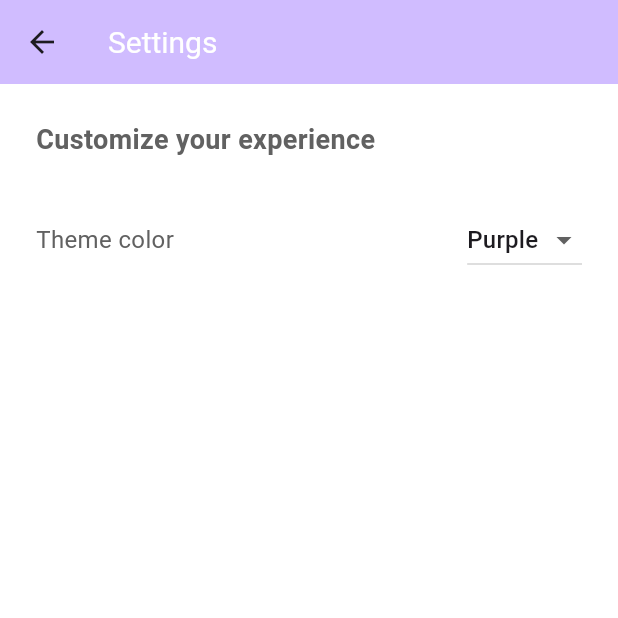
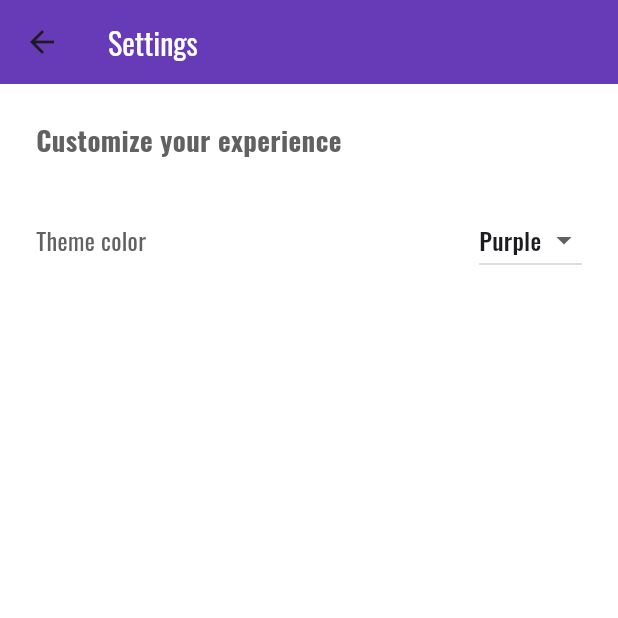
Before and after one commit to MilanBrock/PROG1155Assignment2, a Flutter app: the Settings screen opened by its route, on a phone screen of 412 x 824 dp, the top half of it. Run offline on Flutter 3.47's test engine with Material 3 defaults, Android fonts, the phone set to English and light mode, and no system bars; network calls fail.

Commit message:
Added styling

```diff
--- a/lib/main.dart
+++ b/lib/main.dart
@@ -16,28 +16,56 @@ class MyApp extends StatefulWidget {
 }
 
 class _MyAppState extends State<MyApp> {
-  // Store selected colors for the theme
-  Color primaryColor = Colors.purple;
-  Color buttonColor = Colors.deepPurpleAccent;
-  Color cardColor = Colors.deepPurple[50]!;
+  String currentTheme = 'Purple';
 
-  // A method used by the settings to update the colors of the elements
-  void updateTheme({Color? newPrimary, Color? newButton, Color? newCard}) {
+  // A map for the colors of the primary color of the application
+  final Map<String, Color> primaryColorMap = {
+    'Purple': Colors.deepPurple,
+    'Teal': Colors.teal.shade800,
+    'Orange': Colors.deepOrange.shade800,
+  };
+
+  // A map for the color of the top appbar
+  final Map<String, Color> appbarColorMap = {
+    'Purple': Colors.deepPurple,
+    'Teal': Colors.teal.shade800,
+    'Orange': Colors.deepOrange.shade800,
+  };
+
+  // A map for the color of the buttons
+  final Map<String, Color> buttonColorMap = {
+    'Purple': Colors.deepPurple.shade400,
+    'Teal': Colors.teal.shade400,
+    'Orange': Colors.deepOrange.shade400,
+  };
+
+  // A map for the color of the cards
+  final Map<String, Color> cardColorMap = {
+    'Purple': Colors.deepPurple[50]!,
+    'Teal': Colors.teal[50]!,
+    'Orange': Colors.deepOrange[50]!,
+  };
+
+  // Using a setState updates the value of the state and re-renders the widgets
+  void updateTheme(String newTheme) {
     setState(() {
-      if (newPrimary != null) primaryColor = newPrimary;
-      if (newButton != null) buttonColor = newButton;
-      if (newCard != null) cardColor = newCard;
+      currentTheme = newTheme;
     });
   }
 
-  // This widget is the root of your application.
+
+
   @override
   Widget build(BuildContext context) {
+    final primaryColor = primaryColorMap[currentTheme]!;
+    final buttonColor = buttonColorMap[currentTheme]!;
+    final cardColor = cardColorMap[currentTheme]!;
+    final appBarColor = appbarColorMap[currentTheme]!;
 
     return MaterialApp(
       title: 'FlexDash',
       theme: ThemeData(
-        // colorScheme: ColorScheme.fromSeed(seedColor: Colors.deepPurple),
+        fontFamily: 'Oswald',
         primaryColor: primaryColor,
         scaffoldBackgroundColor: Colors.white,
         textTheme: TextTheme(
@@ -45,17 +73,19 @@ class _MyAppState extends State<MyApp> {
           bodyMedium: TextStyle(fontSize: 16, color: Colors.grey[700]),
         ),
         appBarTheme: AppBarTheme(
-          backgroundColor: Colors.deepPurple,
+          backgroundColor: appBarColor,
           titleTextStyle: TextStyle(
+            fontFamily: 'Oswald',
             color: Colors.white,
             fontSize: 20,
           ),
         ),
         elevatedButtonTheme: ElevatedButtonThemeData(
           style: ElevatedButton.styleFrom(
+            elevation: 4,
             backgroundColor: buttonColor,
             foregroundColor: Colors.white,
-            textStyle: TextStyle(fontSize: 18),
+            textStyle: TextStyle(fontSize: 18, fontFamily: 'Oswald'),
             padding: EdgeInsets.symmetric(horizontal: 30, vertical: 15),
             shape: RoundedRectangleBorder(
               borderRadius: BorderRadius.circular(8),
@@ -64,19 +94,24 @@ class _MyAppState extends State<MyApp> {
         ),
         cardTheme: CardTheme(
           color: cardColor,
-          elevation: 6,
+          elevation: 10,
           margin: EdgeInsets.symmetric(horizontal: 12, vertical: 8),
           shape: RoundedRectangleBorder(borderRadius: BorderRadius.circular(12)),
         ),
       ),
 
-      // Initializing the routes of pages, which will be used later with Navigator
+      // Initializing the routes of pages, which will be used later with named route navigation
       initialRoute: '/',
       routes: {
         '/': (context) => const MyHomePage(title: 'FlexDash'),
         '/dashboard': (context) => const Dashboard(),
         '/details': (context) => const DetailsPage(),
-        '/settings': (context) => Settings(onThemeChanged: updateTheme),
+        '/settings': (context) => Settings(
+          onThemeChanged: (String newTheme) {
+            updateTheme(newTheme);
+          },
+          currentTheme: currentTheme,
+        ),
       },
     );
   }
--- a/lib/pages/settings.dart
+++ b/lib/pages/settings.dart
@@ -1,33 +1,27 @@
 import 'package:flutter/material.dart';
 
 class Settings extends StatefulWidget {
-  final void Function({Color? newPrimary, Color? newButton, Color? newCard}) onThemeChanged;
+  final void Function(String newTheme) onThemeChanged;
+  final String currentTheme;
 
-  const Settings({super.key, required this.onThemeChanged});
+  const Settings({super.key, required this.onThemeChanged, required this.currentTheme});
 
   @override
   State<Settings> createState() => _SettingsState();
 }
 
 class _SettingsState extends State<Settings> {
-  String _selectedTheme = 'Purple';
-  String _selectedButtonColor = 'Purple';
-  String _selectedCardColor = 'Purple';
-
-  final Map<String, Color> colorMap = {
-    'Purple': Colors.purple,
-    'Teal': Colors.teal,
-    'Orange': Colors.orange,
-  };
-
+  late String _selectedTheme;
   final List<String> _colors = ['Purple', 'Teal', 'Orange'];
 
+  @override
+  void initState() {
+    super.initState();
+    _selectedTheme = widget.currentTheme;
+  }
+
   void _updateTheme() {
-    widget.onThemeChanged(
-      newPrimary: colorMap[_selectedTheme],
-      newButton: colorMap[_selectedButtonColor],
-      newCard: colorMap[_selectedCardColor]?.withOpacity(0.2),
-    );
+    widget.onThemeChanged(_selectedTheme);
   }
 
   @override
@@ -35,7 +29,6 @@ class _SettingsState extends State<Settings> {
     return Scaffold(
       appBar: AppBar(
         title: const Text('Settings'),
-        backgroundColor: Theme.of(context).colorScheme.inversePrimary,
       ),
       body: Padding(
         padding: const EdgeInsets.all(24),
```
Also changed, not shown: lib/pages/dashboard.dart (+7 -5 lines), pubspec.yaml (+5 -7 lines).
